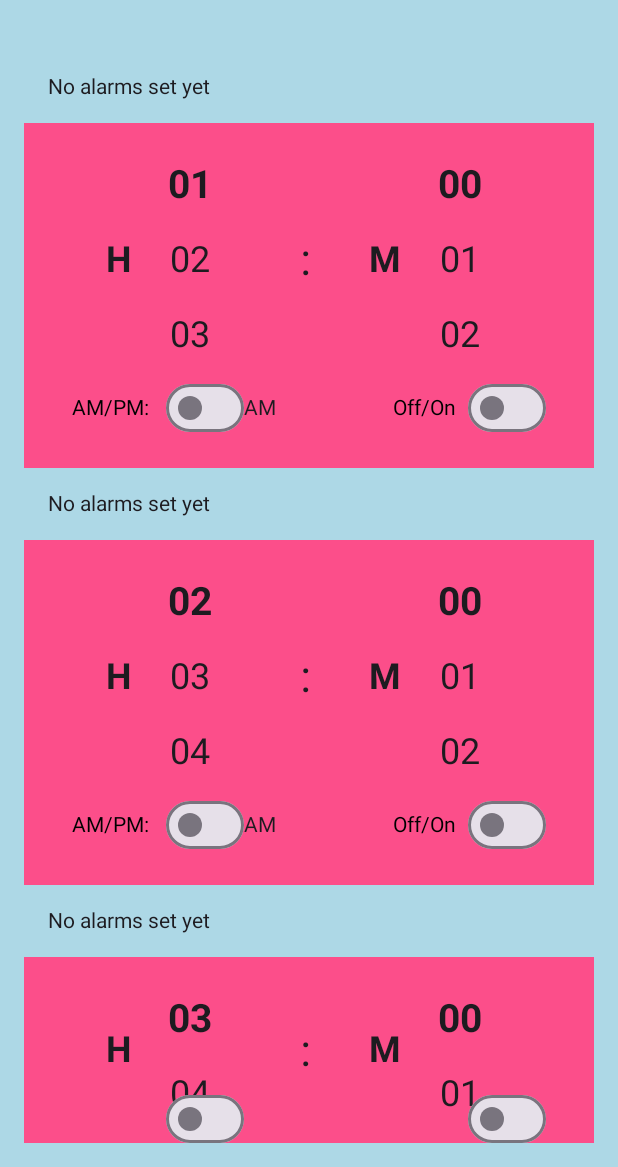
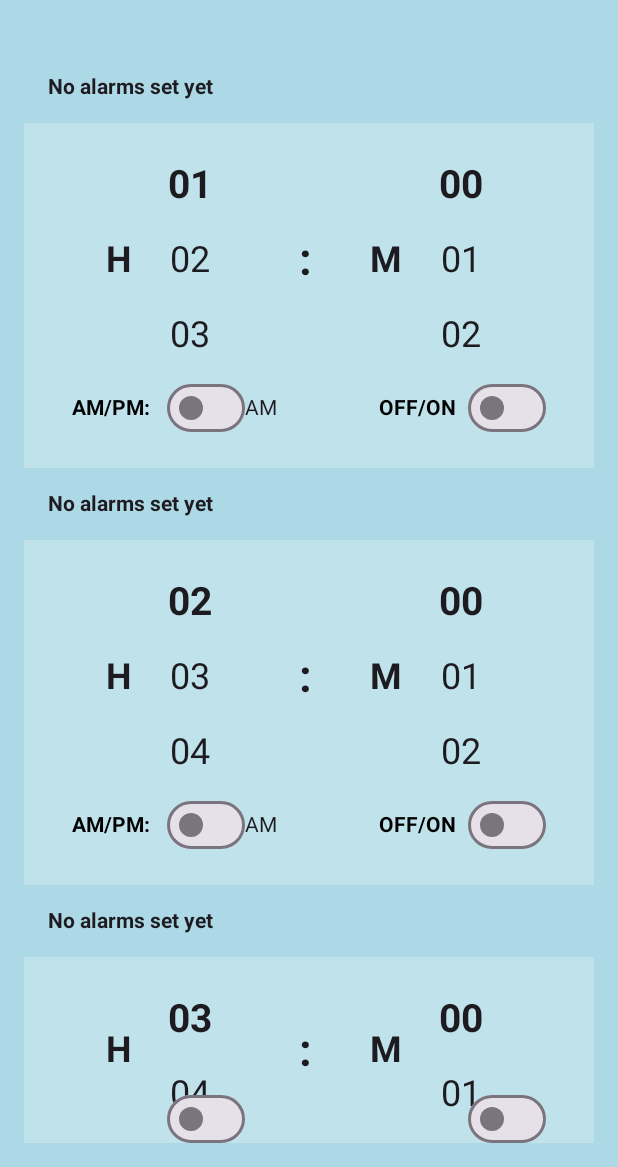
Before and after one commit to Brain-Boost/brain-boost, an Android app built with Jetpack Compose: the AlarmClock screen opened directly, with no data from a screen before it, on a phone screen of 412 x 824 dp, the part 69-1236 px from its top. Run offline under Robolectric (Android 15) with nearby library versions, the phone set to English and light mode, and no system bars; our stand-ins replace Room's generated code, livedata-compose; network calls fail.

Commit message:
Adds working 3 alarms with UI edits

```diff
--- a/app/src/main/java/com/example/brainboost/AlarmPage.kt
+++ b/app/src/main/java/com/example/brainboost/AlarmPage.kt
@@ -277,7 +277,7 @@ class AlarmClock : ComponentActivity() {
         Box(
             modifier = Modifier
                 // .padding(4.dp)
-                .background(Colors.pink33) // Light gray background; change the color as needed
+                .background(Colors.lightBlue) // Light gray background; change the color as needed
                 .fillMaxWidth()
                 .padding(16.dp) // Padding inside the box around the content
         ) {
@@ -295,7 +295,7 @@ class AlarmClock : ComponentActivity() {
                         selectedNumber = numberOfHours,
                         onNumberChange = onHoursChange
                     )
-                    Text(text = ":", fontSize = 30.sp, textAlign = TextAlign.Center)
+                    Text(text = ":", fontSize = 30.sp, textAlign = TextAlign.Center, fontWeight = FontWeight.Bold)
                     TimeSelectionColumn(
                         label = "M",
                         range = 0..59,
@@ -373,7 +373,7 @@ class AlarmClock : ComponentActivity() {
             horizontalArrangement = Arrangement.Start,
             //modifier = Modifier.fillMaxWidth().padding(16.dp)
         ) {
-            Text(text = "AM/PM: ", color = Color.Black, modifier = Modifier.padding(end = 8.dp))
+            Text(text = "AM/PM: ", color = Color.Black, modifier = Modifier.padding(end = 8.dp), fontWeight = FontWeight.Bold)
             // AM if the switch is checked, PM if not
             Switch(
                 checked = mSelectedText == "PM",
@@ -400,7 +400,7 @@ class AlarmClock : ComponentActivity() {
             verticalAlignment = Alignment.CenterVertically,
             horizontalArrangement = Arrangement.Start,
         ) {
-            Text(text = "Off/On", color = Color.Black, modifier = Modifier.padding(end = 8.dp))
+            Text(text = "OFF/ON", color = Color.Black, modifier = Modifier.padding(end = 8.dp), fontWeight = FontWeight.Bold)
             Switch(
                 checked = mCheckedState,
                 onCheckedChange = { isChecked ->
@@ -453,9 +453,9 @@ class AlarmClock : ComponentActivity() {
 
         alarm?.let {
             Column(modifier = Modifier.padding(16.dp)) {
-                Text("Current Alarm: ${it.hour}:${it.minute} ${it.meridian}")
+                Text("Current Alarm: ${it.hour}:${it.minute} ${it.meridian}", fontWeight = FontWeight.Bold)
             }
-        } ?: Text("No alarms set yet", modifier = Modifier.padding(16.dp))
+        } ?: Text("No alarms set yet", modifier = Modifier.padding(16.dp), fontWeight = FontWeight.Bold)
     }
 
 
--- a/settings.gradle.kts
+++ b/settings.gradle.kts
@@ -13,5 +13,5 @@ dependencyResolutionManagement {
     }
 }
 
-rootProject.name = "BrainBoost"
+rootProject.name = "brainboost"
 include(":app")
```
Also changed, not shown: 1 other file.
